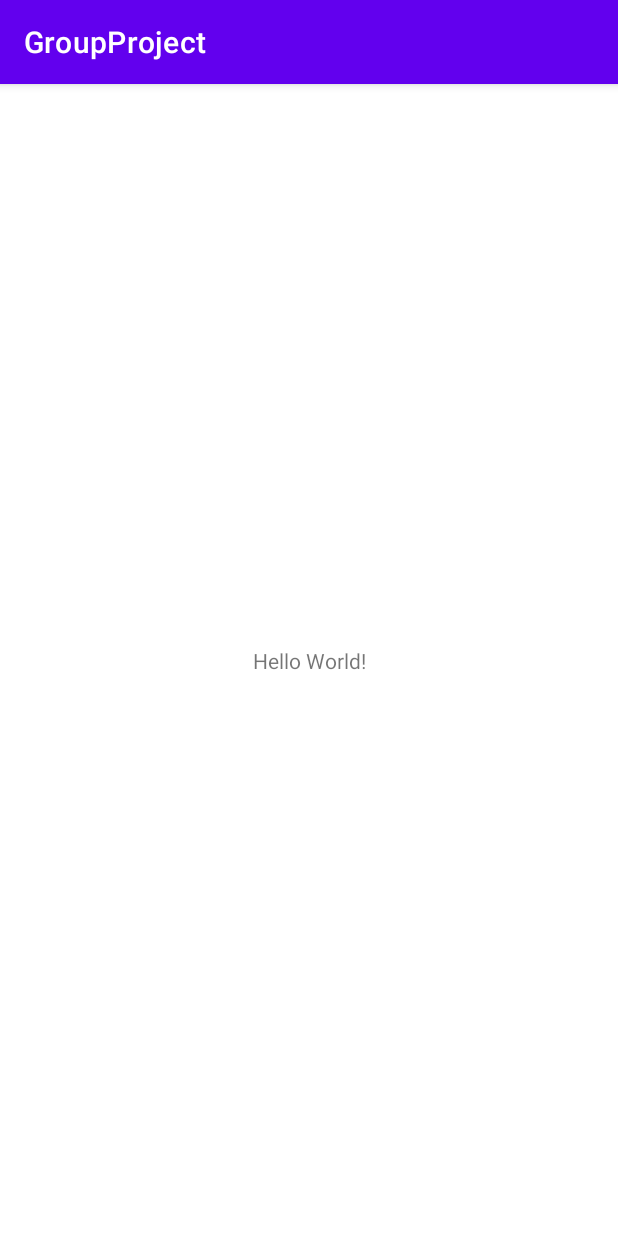
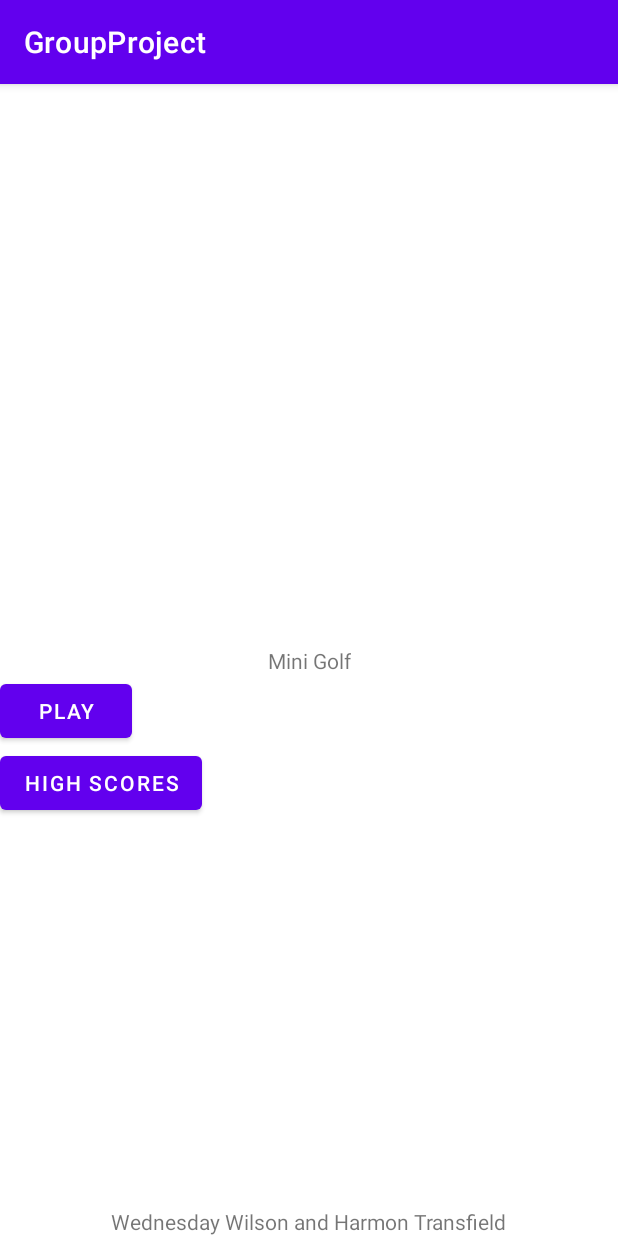
Before and after one commit to HK-Transfield/Android-Minigolf, an Android app: the screen it shows after launch (MainActivity), on a phone screen of 412 x 824 dp. Run offline under Robolectric (Android 15) with nearby library versions, the phone set to English and light mode, and no system bars.

Commit message:
feat: Add appropriate views and strings for home screen
The home screen only has a title, two buttons that will
take the user to a new game or the high scores page, and
the names of the developers at the bottom.

All that is left to is make them look appealing.

```diff
--- a/app/src/main/res/layout/activity_main.xml
+++ b/app/src/main/res/layout/activity_main.xml
@@ -7,12 +7,45 @@
     tools:context=".MainActivity">
 
     <TextView
+        android:id="@+id/game_title"
         android:layout_width="wrap_content"
         android:layout_height="wrap_content"
-        android:text="Hello World!"
+        android:text="@string/game_title"
         app:layout_constraintBottom_toBottomOf="parent"
         app:layout_constraintLeft_toLeftOf="parent"
         app:layout_constraintRight_toRightOf="parent"
-        app:layout_constraintTop_toTopOf="parent" />
+        app:layout_constraintTop_toTopOf="parent"/>
+
+    <LinearLayout
+        android:id="@+id/button_container"
+        app:layout_constraintLeft_toLeftOf="parent"
+        app:layout_constraintTop_toBottomOf="@id/game_title"
+        android:layout_width="match_parent"
+        android:layout_height="wrap_content"
+        android:orientation="vertical">
+        <Button
+            android:id="@+id/button_start"
+            android:layout_height="wrap_content"
+            android:layout_width="wrap_content"
+            android:text="@string/str_btn_start"
+            android:layout_weight="1"
+            android:gravity="center"/>
+
+        <Button
+            android:id="@+id/button_high_scores"
+            android:layout_height="wrap_content"
+            android:layout_width="wrap_content"
+            android:text="@string/str_btn_high_score"
+            android:layout_weight="1"
+            android:gravity="center"/>
+    </LinearLayout>
+
+    <TextView
+        android:layout_width="wrap_content"
+        android:layout_height="wrap_content"
+        android:text="@string/developers"
+        app:layout_constraintBottom_toBottomOf="parent"
+        app:layout_constraintLeft_toLeftOf="parent"
+        app:layout_constraintRight_toRightOf="parent"/>
 
 </androidx.constraintlayout.widget.ConstraintLayout>
--- a/app/src/main/res/values/strings.xml
+++ b/app/src/main/res/values/strings.xml
@@ -1,3 +1,7 @@
 <resources>
     <string name="app_name">GroupProject</string>
+    <string name="developers">Wednesday Wilson and Harmon Transfield</string>
+    <string name="game_title">Mini Golf</string>
+    <string name="str_btn_start">Play</string>
+    <string name="str_btn_high_score">High Scores</string>
 </resources>
```
